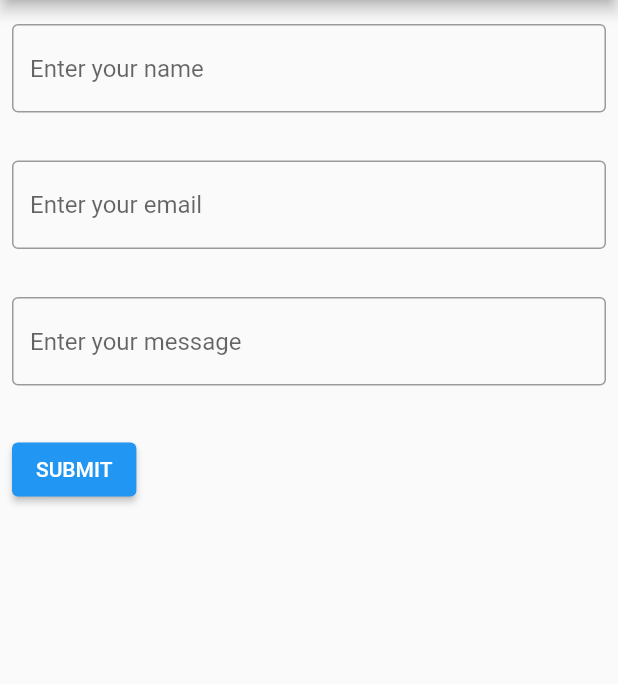
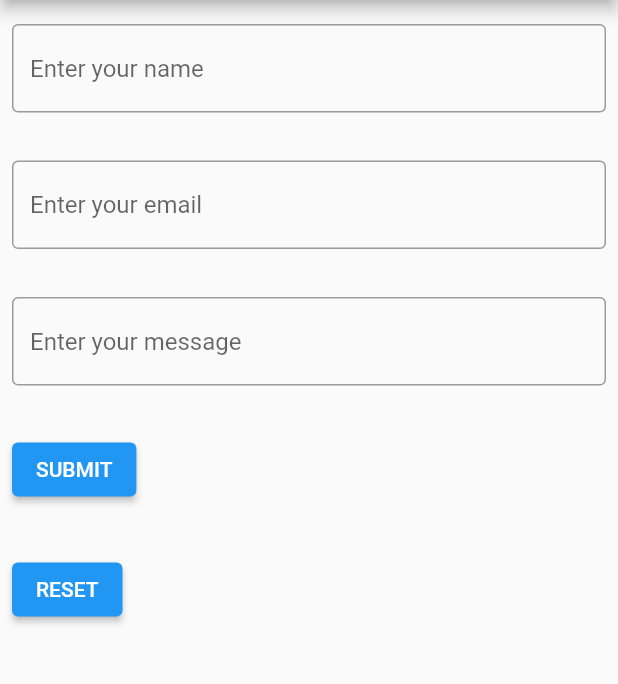
Before and after one commit to IshitaPathak/Flutter2, a Flutter app: the ContactUs screen opened by its route, on a phone screen of 412 x 824 dp, the part 84-768 px from its top. Run offline on Flutter 3.47's test engine with Material 2 defaults, Android fonts, the light colour scheme and no system bars; our stand-ins replace cloud_firestore, firebase_core, quickalert; accounts and stored records are empty.

Commit message:
adding reset button

```diff
--- a/lib/pages/contact.dart
+++ b/lib/pages/contact.dart
@@ -77,6 +77,17 @@ class ContactUs extends StatelessWidget {
               child: const Text('SUBMIT'),
             ),
           ),
+          Padding(
+            padding: EdgeInsets.symmetric(horizontal: 8, vertical: 16),
+            child: ElevatedButton(
+              onPressed: () {
+                name.clear();
+                email.clear();
+                message.clear();
+              },
+              child: Text('RESET'),
+            ),
+          )
         ],
       ),
     );
```
